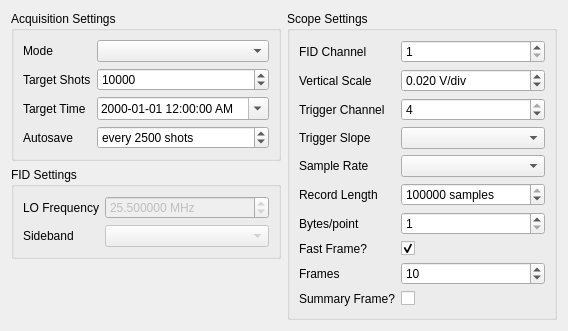
First picture: the form in ftmwconfigwidget.ui, repository kncrabtree/blackchirp, before the edit.
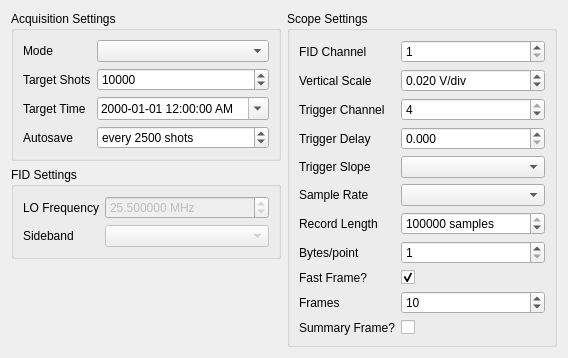
Second picture: the form after the edit.

Commit message: Added trigger delay to FtmwScope configuration

```diff
--- a/ftmwconfigwidget.ui
+++ b/ftmwconfigwidget.ui
@@ -275,38 +275,38 @@
           </property>
          </widget>
         </item>
-        <item row="3" column="0">
+        <item row="4" column="0">
          <widget class="QLabel" name="triggerSlopeLabel">
           <property name="text">
            <string>Trigger Slope</string>
           </property>
          </widget>
         </item>
-        <item row="3" column="1">
+        <item row="4" column="1">
          <widget class="QComboBox" name="triggerSlopeComboBox"/>
         </item>
-        <item row="4" column="0">
+        <item row="5" column="0">
          <widget class="QLabel" name="sampleRateLabel">
           <property name="text">
            <string>Sample Rate</string>
           </property>
          </widget>
         </item>
-        <item row="4" column="1">
+        <item row="5" column="1">
          <widget class="QComboBox" name="sampleRateComboBox">
           <property name="currentIndex">
            <number>-1</number>
           </property>
          </widget>
         </item>
-        <item row="5" column="0">
+        <item row="6" column="0">
          <widget class="QLabel" name="recordLengthLabel">
           <property name="text">
            <string>Record Length</string>
           </property>
          </widget>
         </item>
-        <item row="5" column="1">
+        <item row="6" column="1">
          <widget class="QSpinBox" name="recordLengthSpinBox">
           <property name="suffix">
            <string> samples</string>
@@ -328,14 +328,14 @@
           </property>
          </widget>
         </item>
-        <item row="6" column="0">
+        <item row="7" column="0">
          <widget class="QLabel" name="bytesPointLabel">
           <property name="text">
            <string>Bytes/point</string>
           </property>
          </widget>
         </item>
-        <item row="6" column="1">
+        <item row="7" column="1">
          <widget class="QSpinBox" name="bytesPointSpinBox">
           <property name="toolTip">
            <string>&lt;html&gt;&lt;head/&gt;&lt;body&gt;&lt;p&gt;Number of bytes encoding the scope data.&lt;/p&gt;&lt;p&gt;Set to 1 unless using a summary frame.&lt;/p&gt;&lt;/body&gt;&lt;/html&gt;</string>
@@ -348,28 +348,28 @@
           </property>
          </widget>
         </item>
-        <item row="7" column="0">
+        <item row="8" column="0">
          <widget class="QLabel" name="fastFrameEnabledLabel">
           <property name="text">
            <string>Fast Frame?</string>
           </property>
          </widget>
         </item>
-        <item row="7" column="1">
+        <item row="8" column="1">
          <widget class="QCheckBox" name="fastFrameEnabledCheckBox">
           <property name="checked">
            <bool>true</bool>
           </property>
          </widget>
         </item>
-        <item row="8" column="0">
+        <item row="9" column="0">
          <widget class="QLabel" name="framesLabel">
           <property name="text">
            <string>Frames</string>
           </property>
          </widget>
         </item>
-        <item row="8" column="1">
+        <item row="9" column="1">
          <widget class="QSpinBox" name="framesSpinBox">
           <property name="minimum">
            <number>1</number>
@@ -382,16 +382,36 @@
           </property>
          </widget>
         </item>
-        <item row="9" column="0">
+        <item row="10" column="0">
          <widget class="QLabel" name="summaryFrameLabel">
           <property name="text">
            <string>Summary Frame?</string>
           </property>
          </widget>
         </item>
-        <item row="9" column="1">
+        <item row="10" column="1">
          <widget class="QCheckBox" name="summaryFrameCheckBox"/>
         </item>
+        <item row="3" column="0">
+         <widget class="QLabel" name="triggerDelayLabel">
+          <property name="text">
+           <string>Trigger Delay</string>
+          </property>
+         </widget>
+        </item>
+        <item row="3" column="1">
+         <widget class="QDoubleSpinBox" name="triggerDelayDoubleSpinBox">
+          <property name="suffix">
+           <string> </string>
+          </property>
+          <property name="decimals">
+           <number>3</number>
+          </property>
+          <property name="maximum">
+           <double>1000.000000000000000</double>
+          </property>
+         </widget>
+        </item>
        </layout>
       </widget>
      </item>
```
The commit also changes 5 other files.
